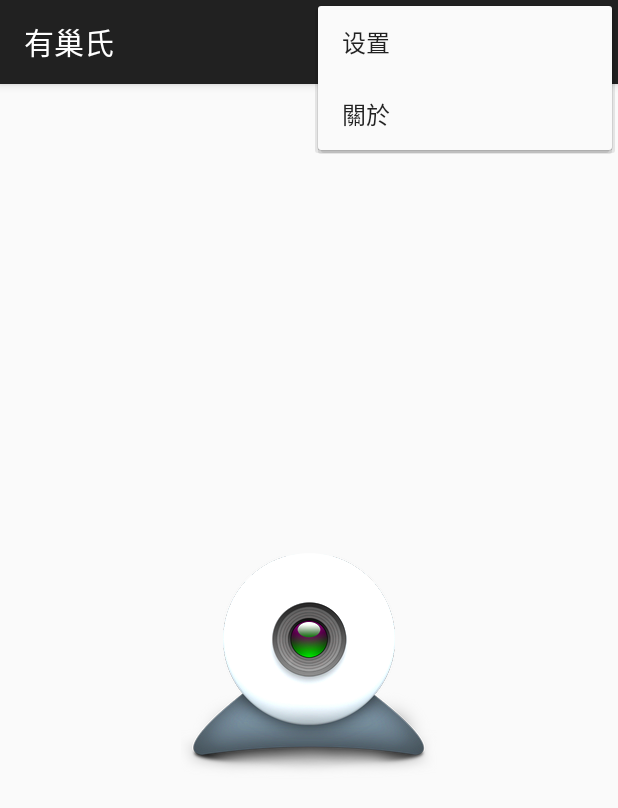
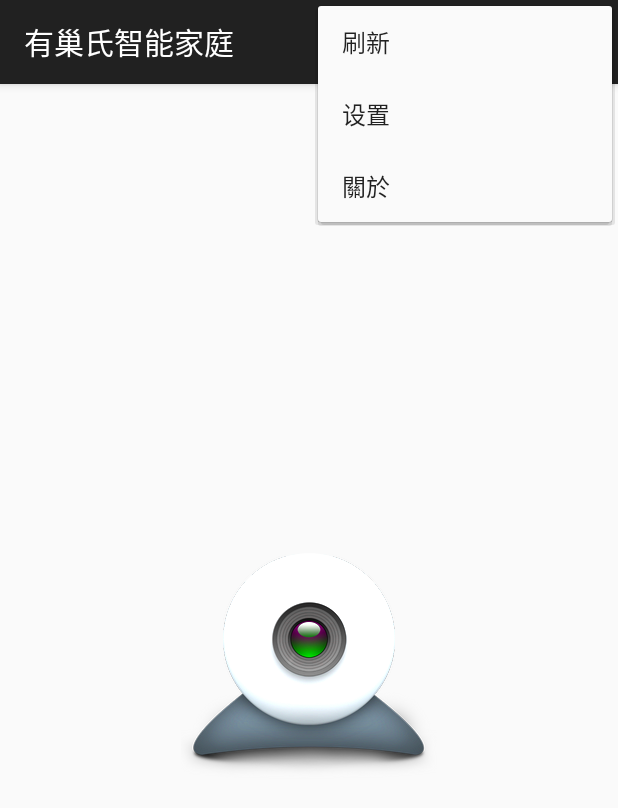
Before and after one commit to xbot/smarthome, an Android app: the MainActivity screen opened directly, with no data from a screen before it, with the options menu open, on a phone screen of 412 x 824 dp. Shown: the top 808 px of the screen. Run offline under Robolectric (Android 15) with nearby library versions, the phone set to English and light mode, and no system bars.

Commit message:
Add refresh button for option menu.

```diff
--- a/android/app/src/main/res/menu/main.xml
+++ b/android/app/src/main/res/menu/main.xml
@@ -2,6 +2,12 @@
     xmlns:app="http://schemas.android.com/apk/res-auto"
     xmlns:tools="http://schemas.android.com/tools"
     tools:context="org.x3f.smarthome.MainActivity" >
+
+    <item
+        android:id="@+id/action_refresh"
+        android:orderInCategory="100"
+        android:title="@string/action_refresh"
+        app:showAsAction="never"/>
 
     <item
         android:id="@+id/action_settings"
--- a/android/app/src/main/res/values/strings.xml
+++ b/android/app/src/main/res/values/strings.xml
@@ -1,11 +1,12 @@
 <?xml version="1.0" encoding="utf-8"?>
 <resources>
 
-    <string name="app_name">有巢氏</string>
+    <string name="app_name">有巢氏智能家庭</string>
     <string name="app_version">M1</string>
-    <string name="about_title">智能家庭客戶端</string>
+    <string name="about_title">智能家居客戶端</string>
     <string name="about_content">版本：M1\n作者：淘氣\n電郵：donie.leigh@gmail.com</string>
     <string name="title_activity_busy">请稍候</string>
+    <string name="action_refresh">刷新</string>
     <string name="action_settings">设置</string>
     <string name="action_about">關於</string>
     <string name="btn_monitor_on">打开监控</string>
```
Also changed, not shown: android/app/src/main/java/org/x3f/smarthome/MainActivity.java (+6 -1 lines).
